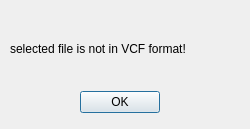
Before: the Qt Designer form Qt_designer/error_dialog1.ui in Fkrgl/GUI_Teamprojekt, drawn with Qt 5.
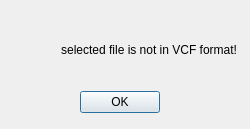
After: the same form once the commit is applied.

Commit message: combine API request and GUI

Patch:
```diff
--- a/Qt_designer/error_dialog1.ui
+++ b/Qt_designer/error_dialog1.ui
@@ -25,6 +25,9 @@
    <property name="text">
     <string>selected file is not in VCF format!</string>
    </property>
+   <property name="alignment">
+    <set>Qt::AlignBottom|Qt::AlignRight|Qt::AlignTrailing</set>
+   </property>
   </widget>
   <widget class="QDialogButtonBox" name="button_err_dlg">
    <property name="geometry">
```
Left out of the diff: 4 changed lines with no effect on the pictures. The commit also changes 3 other files.
